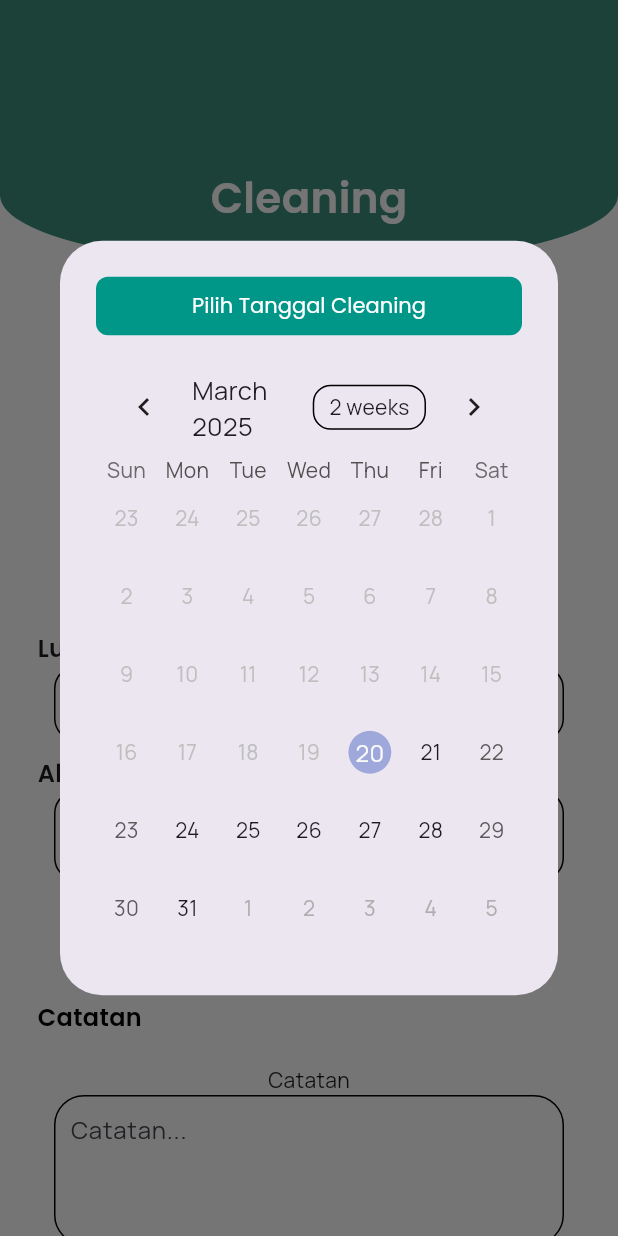
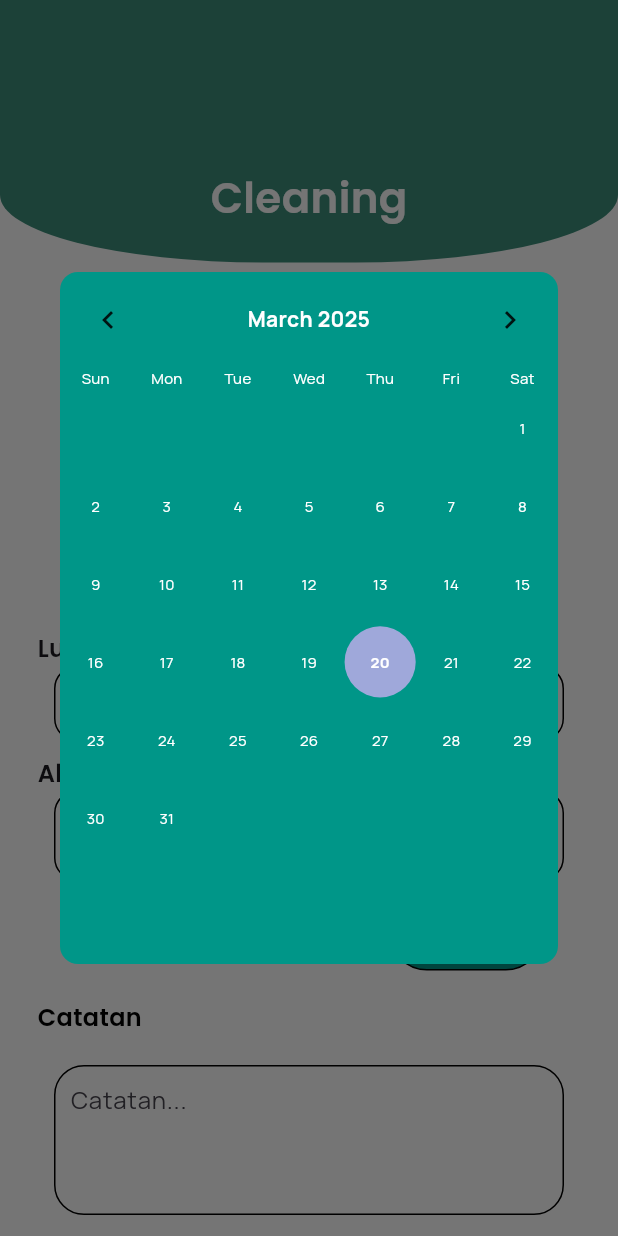
Before and after one commit to AstriaLfy/Resikin, a Flutter app: the Cleanup screen opened directly, after a tap on "Pilih Tanggal", on a phone screen of 412 x 824 dp. Run offline on Flutter 3.47's test engine with Material 3 defaults, Android fonts, the phone set to English and light mode, and no system bars; drawn by our look-alikes of table_calendar; our stand-ins replace cloud_firestore, firebase_auth, firebase_core, flutter_svg, google_fonts, google_sign_in and 2 more; accounts and stored records are empty.

Commit message:
add: Memisahkan kalendar di file sendiri agar tinggal dipanggil

```diff
--- /dev/null
+++ b/lib/features/calendar/calendar_dialog.dart
@@ -0,0 +1,90 @@
+import 'package:flutter/material.dart';
+import 'package:table_calendar/table_calendar.dart';
+import 'package:google_fonts/google_fonts.dart';
+import 'package:intl/intl.dart';
+
+class CalendarDialog extends StatelessWidget {
+  final Function(DateTime) onDateSelected;
+  final DateTime focusedDay;
+
+  const CalendarDialog({
+    required this.onDateSelected,
+    required this.focusedDay,
+  });
+
+  @override
+  Widget build(BuildContext context) {
+    return Dialog(
+      backgroundColor: Colors.teal,
+      shape: RoundedRectangleBorder(borderRadius: BorderRadius.circular(12)),
+      child: SingleChildScrollView(
+        child: Column(
+          mainAxisSize: MainAxisSize.min,
+          children: [
+            SizedBox(
+              width: MediaQuery.of(context).size.width * 0.9,
+              height: MediaQuery.of(context).size.height * 0.56,
+              child: TableCalendar(
+                firstDay: DateTime.now(),
+                lastDay: DateTime.utc(2030, 12, 31),
+                focusedDay: focusedDay,
+                availableGestures: AvailableGestures.horizontalSwipe,
+                pageJumpingEnabled: false,
+                headerStyle: HeaderStyle(
+                  formatButtonVisible: false,
+                  titleCentered: true,
+                  titleTextStyle: TextStyle(
+                    fontSize: 14,
+                    fontWeight: FontWeight.bold,
+                    color: Colors.white,
+                  ),
+                ),
+                daysOfWeekHeight: 14,
+                daysOfWeekStyle: DaysOfWeekStyle(
+                  weekdayStyle: TextStyle(fontSize: 10, color: Colors.white),
+                  weekendStyle: TextStyle(fontSize: 10, color: Colors.white),
+                ),
+                calendarStyle: CalendarStyle(
+                  defaultTextStyle: TextStyle(
+                    fontSize: 10,
+                    color: Colors.white,
+                  ),
+                  weekendTextStyle: TextStyle(
+                    fontSize: 10,
+                    color: Colors.white,
+                  ),
+                  outsideDaysVisible: false,
+                  disabledTextStyle: TextStyle(
+                    fontSize: 10,
+                    color: Colors.white,
+                  ),
+                  todayTextStyle: TextStyle(
+                    fontSize: 10,
+                    fontWeight: FontWeight.bold,
+                    color: Colors.white,
+                  ),
+                  selectedTextStyle: TextStyle(
+                    fontSize: 10,
+                    color: Colors.white,
+                  ),
+                  selectedDecoration: BoxDecoration(
+                    color: Colors.teal,
+                    shape: BoxShape.circle,
+                  ),
+                  rowDecoration: BoxDecoration(),
+                  cellMargin: EdgeInsets.symmetric(vertical: 2, horizontal: 0),
+                ),
+                onFormatChanged: (format) {},
+                selectedDayPredicate: (day) => false,
+                onDaySelected: (newSelectedDay, focusedDay) {
+                  onDateSelected(newSelectedDay);
+                  Navigator.pop(context);
+                },
+              ),
+            ),
+          ],
+        ),
+      ),
+    );
+  }
+}
--- a/lib/page/cleanup.dart
+++ b/lib/page/cleanup.dart
@@ -1,6 +1,7 @@
 import 'package:resikin/features/firestore_database/database_service.dart';
 import 'package:cloud_firestore/cloud_firestore.dart';
 import 'package:table_calendar/table_calendar.dart';
+import 'package:resikin/features/calendar/calendar_dialog.dart';
 import 'package:google_fonts/google_fonts.dart';
 import 'package:flutter_svg/flutter_svg.dart';
 import 'package:resikin/page/reusable.dart';
@@ -99,48 +100,14 @@ class _CleanupState extends State<Cleanup> {
 void _showCalendarDialog() {
   showDialog(
     context: context,
-      builder:
-          (context) => AlertDialog(
-            title: Container(
-              padding: EdgeInsets.all(10),
-              decoration: BoxDecoration(
-                color: Colors.teal,
-                borderRadius: BorderRadius.circular(8),
-              ),
-              child: Text(
-                "Pilih Tanggal Cleaning",
-                style: GoogleFonts.poppins(fontSize: 14, color: Colors.white),
-                textAlign: TextAlign.center,
-              ),
-            ),
-            content: SizedBox(
-              width: 350,
-              height: 400,
-              child: TableCalendar(
-                firstDay: DateTime.now(),
-                lastDay: DateTime.utc(2030, 12, 31),
+    builder: (context) => CalendarDialog(
       focusedDay: focusedDay,
-                calendarFormat: _calendarFormat,
-                onFormatChanged: (format) {
+      onDateSelected: (selectedDate) {
         setState(() {
-                    _calendarFormat = format;
+          this.selectedDate = selectedDate;
+          selectedDay = DateFormat('yyyy-MM-dd').format(selectedDate);
         });
       },
-                selectedDayPredicate: (day) {
-                  return isSameDay(selectedDate, day);
-                },
-                onDaySelected: (newSelectedDay, focusedDay) {
-                  setState(() {
-                    selectedDate = newSelectedDay;
-                    this.focusedDay = focusedDay;
-                    selectedDay = DateFormat(
-                      'yyyy-MM-dd',
-                    ).format(newSelectedDay);
-                  });
-                  Navigator.pop(context);
-                },
-              ),
-            ),
     ),
   );
 }
@@ -235,7 +202,6 @@ class _CleanupState extends State<Cleanup> {
               ],
             ),
             SizedBox(height: 20),
-            Text("Catatan"),
             Padding(
               padding: EdgeInsets.symmetric(
                 horizontal: MediaQuery.of(context).size.width * 0.07,
```
Also changed, not shown: 1 other file. Lines whose indentation alone changed are shown as unchanged.
